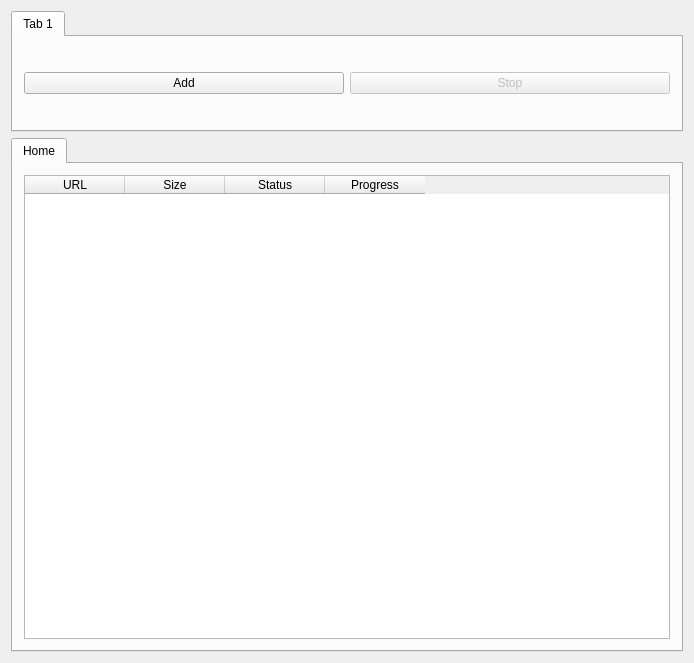
Old version of the form UltimateDownloadManager/mainwindow.ui in the repository LalitMaganti/Ultimate-Download-Manager.
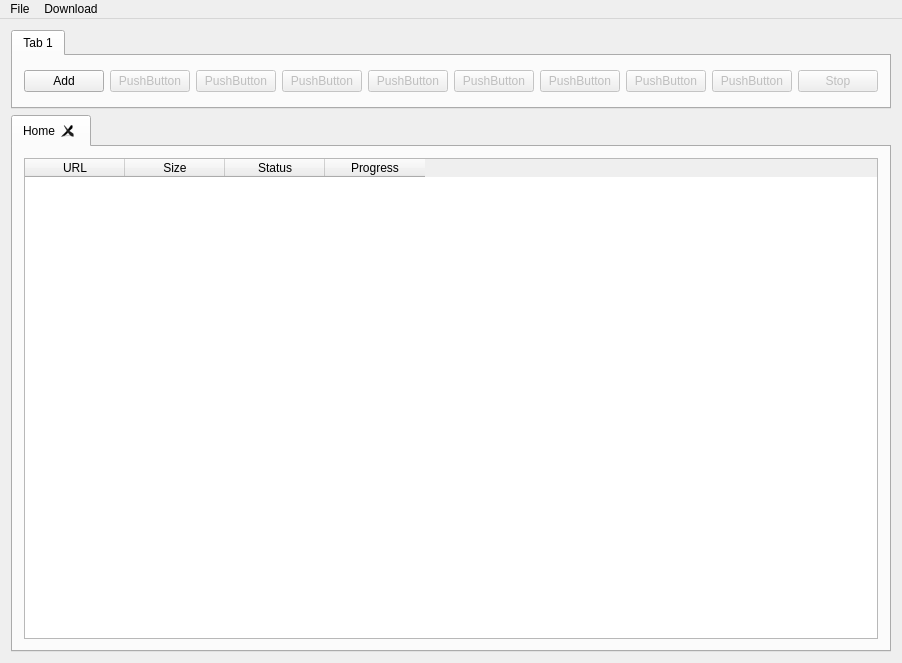
New version of the form. Icons and pictures are not drawn. Custom widgets are drawn as their Qt base class.

What changed in the file:
```diff
--- a/UltimateDownloadManager/mainwindow.ui
+++ b/UltimateDownloadManager/mainwindow.ui
@@ -27,19 +27,19 @@
    <bool>false</bool>
   </property>
   <widget class="QWidget" name="centralWidget">
-   <layout class="QVBoxLayout" name="verticalLayout">
-    <item>
+   <layout class="QGridLayout" name="gridLayout">
+    <item row="0" column="0">
      <widget class="QTabWidget" name="tabWidgetRibbon">
       <property name="minimumSize">
        <size>
         <width>0</width>
-        <height>121</height>
+        <height>79</height>
        </size>
       </property>
       <property name="maximumSize">
        <size>
         <width>16777215</width>
-        <height>121</height>
+        <height>79</height>
        </size>
       </property>
       <property name="currentIndex">
@@ -57,6 +57,86 @@
           </property>
          </widget>
         </item>
+        <item>
+         <widget class="QPushButton" name="pushButton_10">
+          <property name="enabled">
+           <bool>false</bool>
+          </property>
+          <property name="text">
+           <string>PushButton</string>
+          </property>
+         </widget>
+        </item>
+        <item>
+         <widget class="QPushButton" name="pushButton_9">
+          <property name="enabled">
+           <bool>false</bool>
+          </property>
+          <property name="text">
+           <string>PushButton</string>
+          </property>
+         </widget>
+        </item>
+        <item>
+         <widget class="QPushButton" name="pushButton_8">
+          <property name="enabled">
+           <bool>false</bool>
+          </property>
+          <property name="text">
+           <string>PushButton</string>
+          </property>
+         </widget>
+        </item>
+        <item>
+         <widget class="QPushButton" name="pushButton_7">
+          <property name="enabled">
+           <bool>false</bool>
+          </property>
+          <property name="text">
+           <string>PushButton</string>
+          </property>
+         </widget>
+        </item>
+        <item>
+         <widget class="QPushButton" name="pushButton_6">
+          <property name="enabled">
+           <bool>false</bool>
+          </property>
+          <property name="text">
+           <string>PushButton</string>
+          </property>
+         </widget>
+        </item>
+        <item>
+         <widget class="QPushButton" name="pushButton_5">
+          <property name="enabled">
+           <bool>false</bool>
+          </property>
+          <property name="text">
+           <string>PushButton</string>
+          </property>
+         </widget>
+        </item>
+        <item>
+         <widget class="QPushButton" name="pushButton_4">
+          <property name="enabled">
+           <bool>false</bool>
+          </property>
+          <property name="text">
+           <string>PushButton</string>
+          </property>
+         </widget>
+        </item>
+        <item>
+         <widget class="QPushButton" name="pushButton_3">
+          <property name="enabled">
+           <bool>false</bool>
+          </property>
+          <property name="text">
+           <string>PushButton</string>
+          </property>
+         </widget>
+        </item>
         <item>
          <widget class="QPushButton" name="pushButton_2">
           <property name="enabled">
@@ -71,13 +151,13 @@
       </widget>
      </widget>
     </item>
-    <item>
-     <widget class="QTabWidget" name="tabWidgetMain">
+    <item row="1" column="0">
+     <widget class="DownloadTabWidget" name="tabWidgetMain">
       <property name="currentIndex">
        <number>0</number>
       </property>
       <property name="tabsClosable">
-       <bool>false</bool>
+       <bool>true</bool>
       </property>
       <widget class="QWidget" name="tab_3">
        <attribute name="title">
@@ -123,8 +203,59 @@
     </item>
    </layout>
   </widget>
+  <widget class="QMenuBar" name="menuBar">
+   <property name="geometry">
+    <rect>
+     <x>0</x>
+     <y>0</y>
+     <width>694</width>
+     <height>25</height>
+    </rect>
+   </property>
+   <widget class="QMenu" name="menuDownload">
+    <property name="title">
+     <string>Download</string>
+    </property>
+    <addaction name="actionAdd"/>
+    <addaction name="actionStop"/>
+   </widget>
+   <widget class="QMenu" name="menuFile">
+    <property name="title">
+     <string>File</string>
+    </property>
+    <addaction name="actionQuit"/>
+   </widget>
+   <addaction name="menuFile"/>
+   <addaction name="menuDownload"/>
+  </widget>
+  <action name="actionAdd">
+   <property name="text">
+    <string>Add</string>
+   </property>
+  </action>
+  <action name="actionQuit">
+   <property name="text">
+    <string>Quit</string>
+   </property>
+  </action>
+  <action name="actionStop">
+   <property name="enabled">
+    <bool>false</bool>
+   </property>
+   <property name="text">
+    <string>Stop</string>
+   </property>
+  </action>
  </widget>
  <layoutdefault spacing="6" margin="11"/>
+ <customwidgets>
+  <customwidget>
+   <class>DownloadTabWidget</class>
+   <extends>QTabWidget</extends>
+   <header>downloadtabwidget.h</header>
+   <container>1</container>
+  </customwidget>
+ </customwidgets>
  <resources/>
  <connections/>
 </ui>
```
